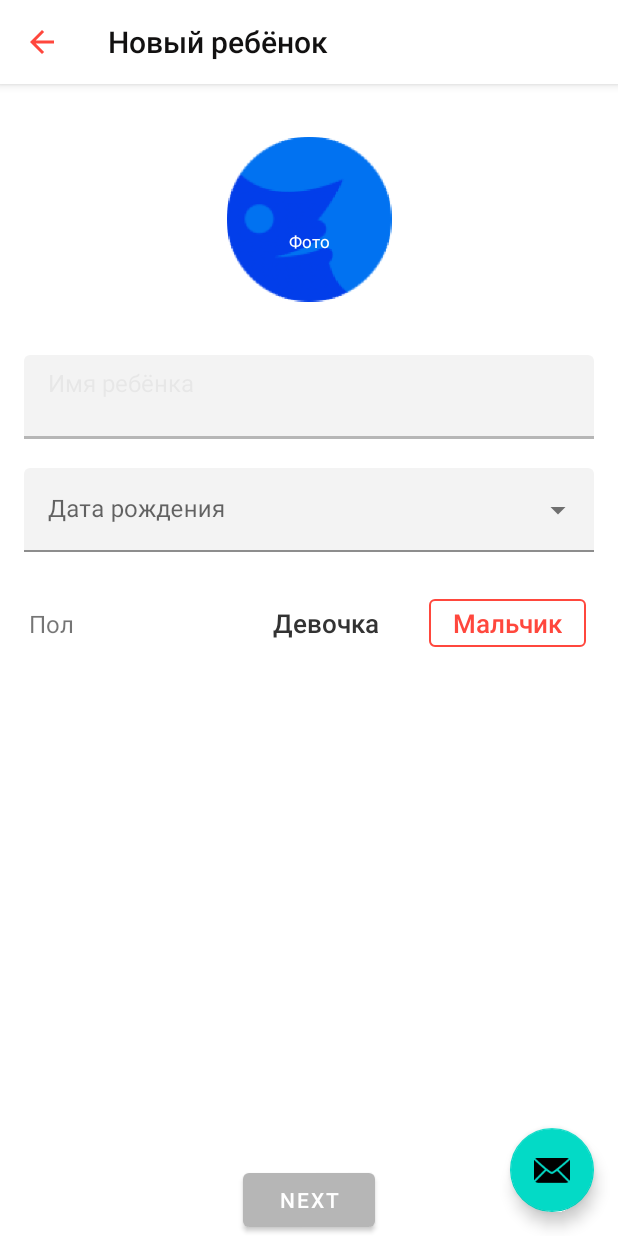
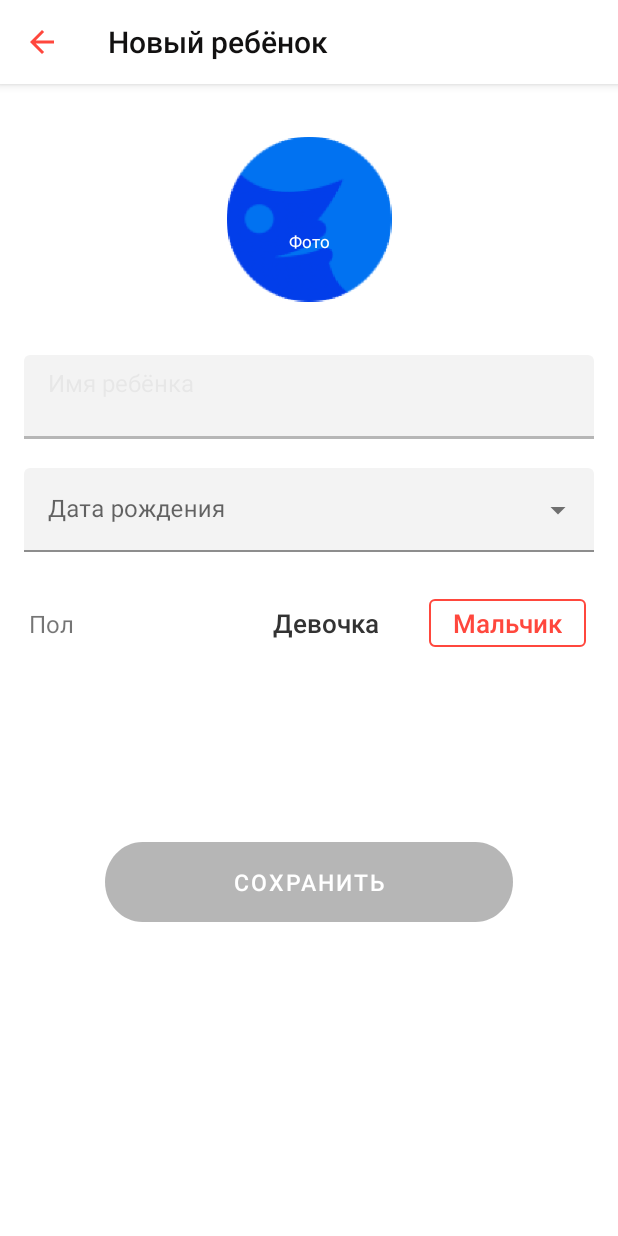
Before and after one commit to NurseyitTursunkulov/TestRussiaIvan, an Android app: the screen it shows after launch (MainActivity), on a phone screen of 412 x 824 dp. Run offline under Robolectric (Android 15) with nearby library versions, the phone set to English and light mode, and no system bars.

Commit message:
save button added

```diff
--- a/app/src/main/java/com/example/testrussiaivan/FirstFragment.kt
+++ b/app/src/main/java/com/example/testrussiaivan/FirstFragment.kt
@@ -24,7 +24,7 @@ class FirstFragment : Fragment() {
     override fun onViewCreated(view: View, savedInstanceState: Bundle?) {
         super.onViewCreated(view, savedInstanceState)
 
-        view.findViewById<Button>(R.id.button_first).setOnClickListener {
+        view.findViewById<Button>(R.id.save_btn).setOnClickListener {
             findNavController().navigate(R.id.action_FirstFragment_to_SecondFragment)
         }
     }
--- a/app/src/main/java/com/example/testrussiaivan/MainActivity.kt
+++ b/app/src/main/java/com/example/testrussiaivan/MainActivity.kt
@@ -17,10 +17,6 @@ class MainActivity : AppCompatActivity() {
         supportActionBar?.setDisplayShowTitleEnabled(true);
         supportActionBar?.title = getString(R.string.page_title)
 
-        fab.setOnClickListener { view ->
-            Snackbar.make(view, "Replace with your own action", Snackbar.LENGTH_LONG)
-                    .setAction("Action", null).show()
-        }
     }
 
     override fun onCreateOptionsMenu(menu: Menu): Boolean {
--- /dev/null
+++ b/app/src/main/res/drawable/ic_field.xml
@@ -0,0 +1,10 @@
+<vector xmlns:android="http://schemas.android.com/apk/res/android"
+    android:width="272dp"
+    android:height="50dp"
+    android:viewportWidth="272"
+    android:viewportHeight="50">
+  <path
+      android:pathData="M0,25C0,11.193 11.193,0 25,0H247C260.807,0 272,11.193 272,25C272,38.807 260.807,50 247,50H25C11.193,50 0,38.807 0,25Z"
+      android:fillColor="#E0E0E0"
+      android:fillType="evenOdd"/>
+</vector>
--- a/app/src/main/res/layout/activity_main.xml
+++ b/app/src/main/res/layout/activity_main.xml
@@ -37,12 +37,5 @@
 
     <include layout="@layout/content_main" />
 
-    <com.google.android.material.floatingactionbutton.FloatingActionButton
-        android:id="@+id/fab"
-        android:layout_width="wrap_content"
-        android:layout_height="wrap_content"
-        android:layout_gravity="bottom|end"
-        android:layout_margin="@dimen/fab_margin"
-        app:srcCompat="@android:drawable/ic_dialog_email" />
 
 </androidx.coordinatorlayout.widget.CoordinatorLayout>
--- a/app/src/main/res/layout/fragment_first.xml
+++ b/app/src/main/res/layout/fragment_first.xml
@@ -5,15 +5,6 @@
     android:layout_width="match_parent"
     android:layout_height="match_parent"
     tools:context=".FirstFragment">
-
-    <Button
-        android:id="@+id/button_first"
-        android:layout_width="wrap_content"
-        android:layout_height="wrap_content"
-        android:text="@string/next"
-        app:layout_constraintBottom_toBottomOf="parent"
-        app:layout_constraintEnd_toEndOf="parent"
-        app:layout_constraintStart_toStartOf="parent" />
 
     <ImageView
         android:id="@+id/default_icon"
@@ -141,9 +132,9 @@
         android:layout_height="wrap_content"
         android:layout_marginEnd="25dp"
         android:layout_marginRight="25dp"
+        android:letterSpacing="0"
         android:minWidth="0dp"
         android:minHeight="0dp"
-        android:letterSpacing="0"
         android:text="Девочка"
         android:textAllCaps="false"
         android:textColor="@color/colorTitle"
@@ -157,10 +148,26 @@
         android:layout_height="wrap_content"
         android:layout_marginStart="19dp"
         android:layout_marginLeft="19dp"
+        android:text="Пол"
+        android:textColor="@color/sex_tv_color"
         android:textSize="16sp"
-        android:textColor="@color/sex_tv_color"
-        android:text="Пол"
         app:layout_constraintBaseline_toBaselineOf="@+id/textButton"
         app:layout_constraintStart_toStartOf="parent" />
 
+    <Button
+        android:id="@+id/save_btn"
+        android:layout_width="272dp"
+        android:layout_height="53dp"
+        android:layout_marginTop="124dp"
+        android:background="@drawable/ic_field"
+        android:clipChildren="false"
+        android:clipToPadding="false"
+        app:layout_constraintEnd_toEndOf="parent"
+        app:layout_constraintHorizontal_bias="0.5"
+        app:cornerRadius="20dp"
+        android:text="Сохранить"
+        android:textSize="15sp"
+        app:layout_constraintStart_toStartOf="parent"
+        app:layout_constraintTop_toBottomOf="@+id/textButton" />
+
 </androidx.constraintlayout.widget.ConstraintLayout>
```
